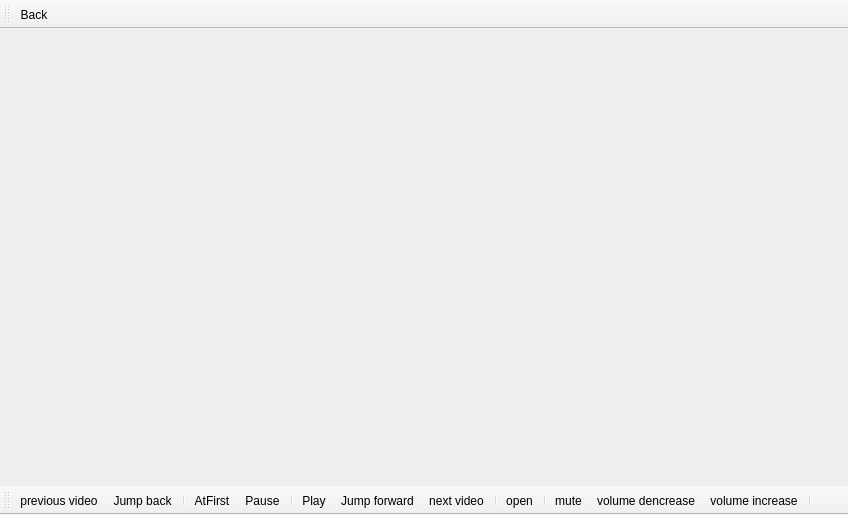
Qt form choosetoplay.ui (MohammadOshkooh/MediaPlayer) before a commit.
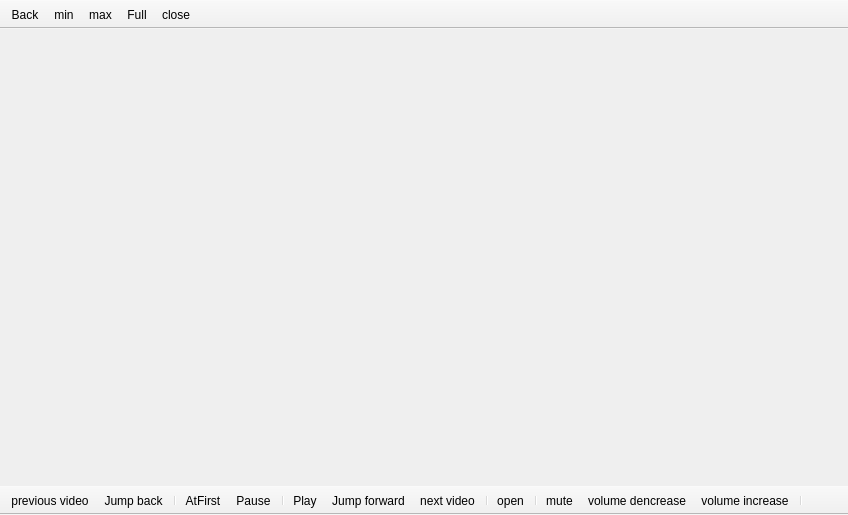
The same form after that commit. Icons and pictures are not drawn.

The edit to the form file:
```diff
--- a/choosetoplay.ui
+++ b/choosetoplay.ui
@@ -18,6 +18,9 @@
    <property name="windowTitle">
     <string>toolBar</string>
    </property>
+   <property name="movable">
+    <bool>false</bool>
+   </property>
    <attribute name="toolBarArea">
     <enum>BottomToolBarArea</enum>
    </attribute>
@@ -45,6 +48,18 @@
    <property name="windowTitle">
     <string>toolBar_2</string>
    </property>
+   <property name="movable">
+    <bool>false</bool>
+   </property>
+   <property name="allowedAreas">
+    <set>Qt::AllToolBarAreas</set>
+   </property>
+   <property name="orientation">
+    <enum>Qt::Horizontal</enum>
+   </property>
+   <property name="toolButtonStyle">
+    <enum>Qt::ToolButtonIconOnly</enum>
+   </property>
    <attribute name="toolBarArea">
     <enum>TopToolBarArea</enum>
    </attribute>
@@ -52,6 +67,10 @@
     <bool>false</bool>
    </attribute>
    <addaction name="actionBack"/>
+   <addaction name="actionmin"/>
+   <addaction name="actionmax"/>
+   <addaction name="actionFull"/>
+   <addaction name="actionclose"/>
   </widget>
   <action name="actionaAtFirst">
    <property name="icon">
@@ -164,6 +183,42 @@
     <string>Back</string>
    </property>
   </action>
+  <action name="actionclose">
+   <property name="icon">
+    <iconset resource="image.qrc">
+     <normaloff>:/icons8-macos-close-90.png</normaloff>:/icons8-macos-close-90.png</iconset>
+   </property>
+   <property name="text">
+    <string>close</string>
+   </property>
+  </action>
+  <action name="actionmin">
+   <property name="icon">
+    <iconset resource="image.qrc">
+     <normaloff>:/min.png</normaloff>:/min.png</iconset>
+   </property>
+   <property name="text">
+    <string>min</string>
+   </property>
+  </action>
+  <action name="actionmax">
+   <property name="icon">
+    <iconset resource="image.qrc">
+     <normaloff>:/max.png</normaloff>:/max.png</iconset>
+   </property>
+   <property name="text">
+    <string>max</string>
+   </property>
+  </action>
+  <action name="actionFull">
+   <property name="icon">
+    <iconset resource="image.qrc">
+     <normaloff>:/full_screen_icon_155355.png</normaloff>:/full_screen_icon_155355.png</iconset>
+   </property>
+   <property name="text">
+    <string>Full</string>
+   </property>
+  </action>
  </widget>
  <resources>
   <include location="image.qrc"/>
```
